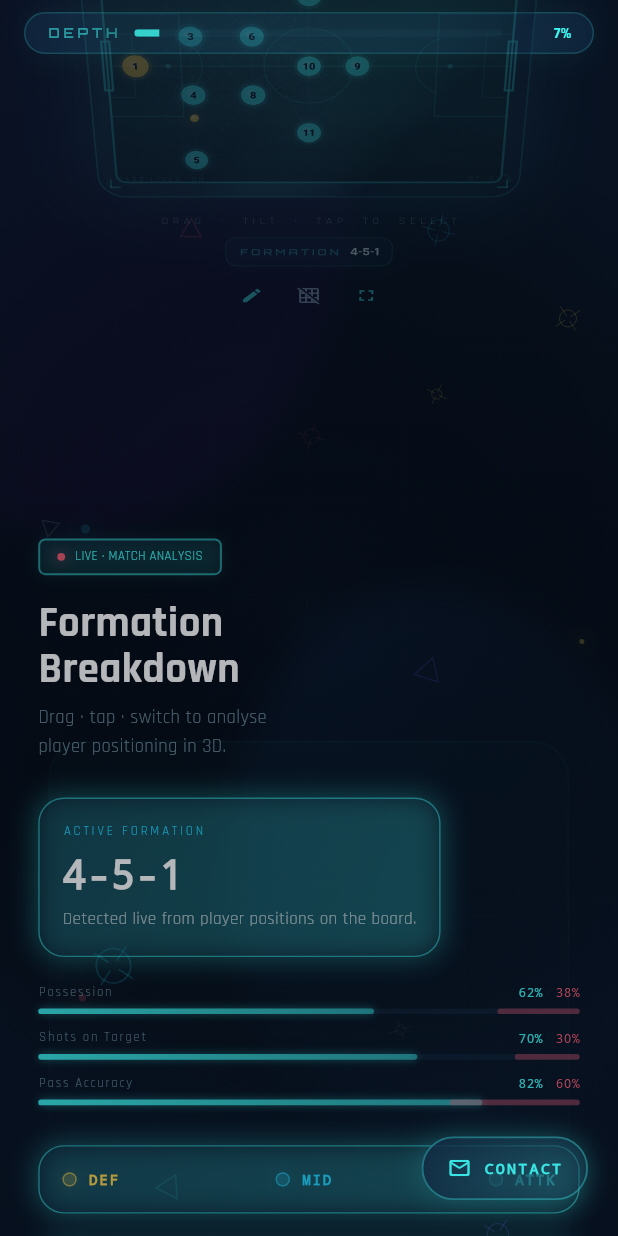
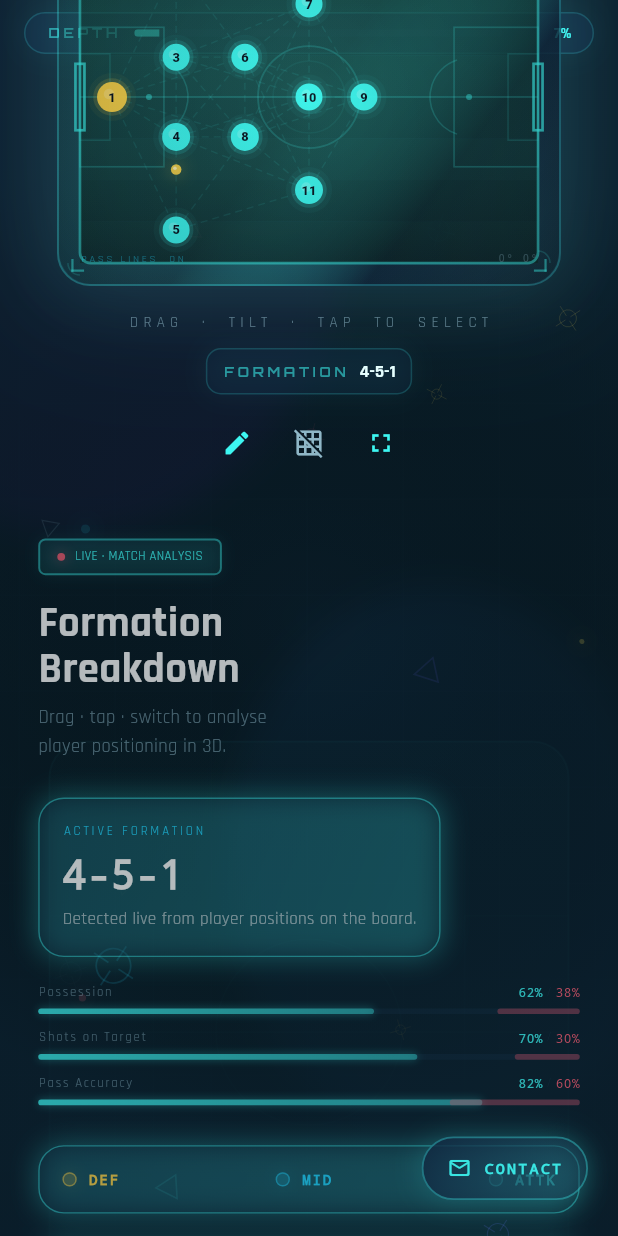
Before and after one commit to Nazonokage/akun_Portofolio, a Flutter app: the screen it shows after launch, scrolled down 576 dp, on a phone screen of 412 x 824 dp. Run offline on Flutter 3.47's test engine with Material 3 defaults, Android fonts, the light colour scheme and no system bars; our stand-ins replace google_fonts, visibility_detector; missing offline and left inert: dart:html.

Commit message:
mobile anitmaions fixed

```diff
--- a/lib/screens/tactic_board_screen.dart
+++ b/lib/screens/tactic_board_screen.dart
@@ -54,7 +54,10 @@ class _TacticBoardScreenState extends State<TacticBoardScreen>
     );
     _entryCurved = CurvedAnimation(parent: _entryCtrl, curve: morphCurve);
     Future.delayed(const Duration(milliseconds: 120), () {
-      if (mounted) _entryCtrl.forward();
+      if (!mounted) return;
+      if (MediaQuery.of(context).size.shortestSide >= 600) {
+        _entryCtrl.forward();
+      }
     });
 
     _scroll.addListener(_onScroll);
@@ -191,6 +194,11 @@ class _TacticBoardScreenState extends State<TacticBoardScreen>
                 animation: _entryCtrl,
                 builder: (_, child) {
                   final t = _entryCurved.value;
+                  final isMobile =
+                      MediaQuery.of(context).size.shortestSide < 600;
+                  if (isMobile) {
+                    return child!;
+                  }
                   return FadeTransition(
                     opacity: AlwaysStoppedAnimation(t.clamp(0.0, 1.0)),
                     child: Transform.translate(
--- a/lib/sections/hero_section.dart
+++ b/lib/sections/hero_section.dart
@@ -131,7 +131,8 @@ class _HeroSectionState extends State<HeroSection> {
                           onPressed: widget.onViewProjects,
                         ),
                         if (isWide)
-                          SkillsRadarMini(attributes: ProfileData.hudAttributes),
+                          SkillsRadarMini(
+                              attributes: ProfileData.hudAttributes),
                       ],
                     ),
                   ],
@@ -368,9 +369,11 @@ class BoardTransform extends StatelessWidget {
 
   @override
   Widget build(BuildContext context) {
-    if (isLandscape) {
+    final isMobile = MediaQuery.of(context).size.shortestSide < 600;
+    if (isLandscape || isMobile) {
       return Opacity(opacity: 1.0, child: child);
     }
+
     final opacity = (1.0 - boardT * 0.7).clamp(0.0, 1.0);
     if (Perf.lightEffects) {
       return Transform.translate(
--- a/lib/tactic_board/pitch.dart
+++ b/lib/tactic_board/pitch.dart
@@ -47,7 +47,8 @@ class _PitchWidgetState extends State<PitchWidget> {
       );
 
   int? _hitTest(Offset localPosition) {
-    const threshold = 34.0;
+    const threshold = 45.0;
+
     final positions = _getPositions();
     double bestDist = threshold;
     int? hit;
@@ -101,8 +102,8 @@ class _PitchWidgetState extends State<PitchWidget> {
 
   @override
   Widget build(BuildContext context) {
-    if (widget.dragModeEnabled) {
-      return Listener(
+    final child = widget.dragModeEnabled
+        ? Listener(
             behavior: HitTestBehavior.opaque,
             onPointerDown: _handlePointerDown,
             onPointerMove: _handlePointerMove,
@@ -124,9 +125,8 @@ class _PitchWidgetState extends State<PitchWidget> {
                 ),
               ),
             ),
-      );
-    }
-    return GestureDetector(
+          )
+        : GestureDetector(
             onTapDown: (d) {
               final hit = _hitTest(d.localPosition);
               widget.onPlayerTapped(hit);
@@ -147,6 +147,11 @@ class _PitchWidgetState extends State<PitchWidget> {
                 ),
               ),
             ),
+          );
+
+    return AbsorbPointer(
+      absorbing: false,
+      child: child,
     );
   }
 }
@@ -571,9 +576,8 @@ class PitchPainter extends CustomPainter {
       5.5,
       Paint()
         ..color = AppColors.gold.withValues(alpha: Perf.useBlur ? 0.18 : 0.28)
-        ..maskFilter = Perf.useBlur
-            ? const MaskFilter.blur(BlurStyle.normal, 5)
-            : null,
+        ..maskFilter =
+            Perf.useBlur ? const MaskFilter.blur(BlurStyle.normal, 5) : null,
     );
     canvas.drawCircle(
       ballPos,
@@ -646,15 +650,13 @@ class PitchPainter extends CustomPainter {
     bool rotateNumber = false,
   }) {
     final c = dragMode && !isGK ? AppColors.accent3 : color;
-    final outerR =
-        r +
+    final outerR = r +
         (selected
             ? 10
             : isDragging
                 ? 12
                 : 6);
-    final midR =
-        r +
+    final midR = r +
         (selected
             ? 4
             : isDragging
```
Also changed, not shown: 1 other file. Lines whose indentation alone changed are shown as unchanged.
